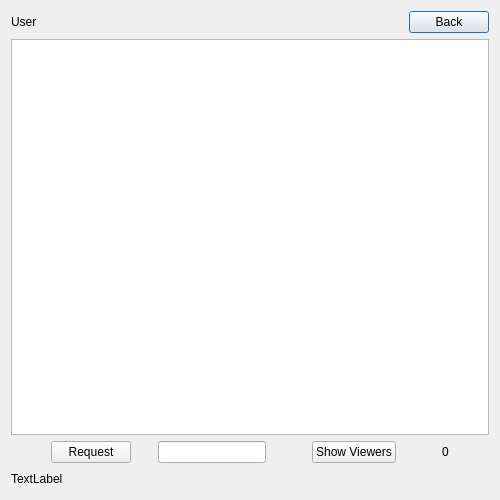
This is myimagesdialog.ui in hassan-kandil/DistImage as Qt 5 draws it before an edit. The edited form follows.
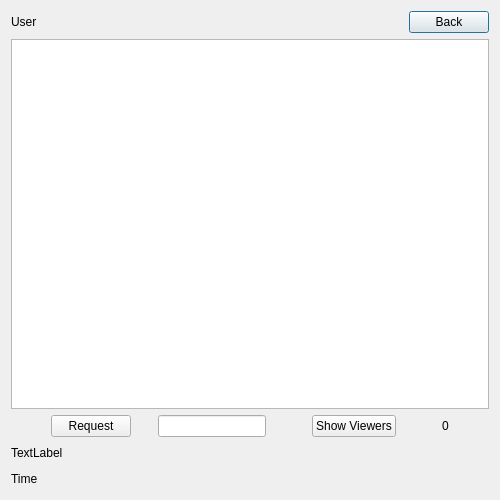
This is the edited form.

Commit message: Time and layout

```diff
--- a/myimagesdialog.ui
+++ b/myimagesdialog.ui
@@ -165,6 +165,30 @@
      </item>
     </layout>
    </item>
+   <item>
+    <layout class="QHBoxLayout" name="horizontalLayout_7">
+     <item>
+      <widget class="QLabel" name="lbl_time">
+       <property name="text">
+        <string>Time</string>
+       </property>
+      </widget>
+     </item>
+     <item>
+      <spacer name="horizontalSpacer_8">
+       <property name="orientation">
+        <enum>Qt::Horizontal</enum>
+       </property>
+       <property name="sizeHint" stdset="0">
+        <size>
+         <width>40</width>
+         <height>20</height>
+        </size>
+       </property>
+      </spacer>
+     </item>
+    </layout>
+   </item>
   </layout>
  </widget>
  <tabstops>
```
The commit also changes 52 other files.
